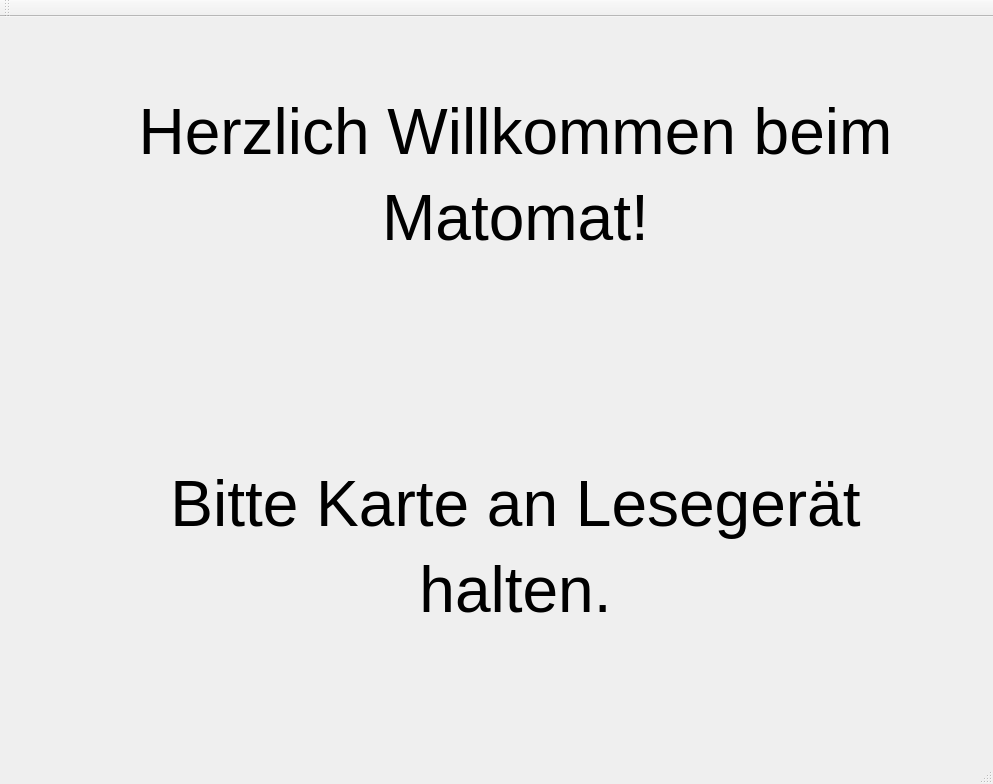
The window that UserInterface/introductionmenu.ui (Killjen/matomat) describes before a commit, drawn with Qt 5.
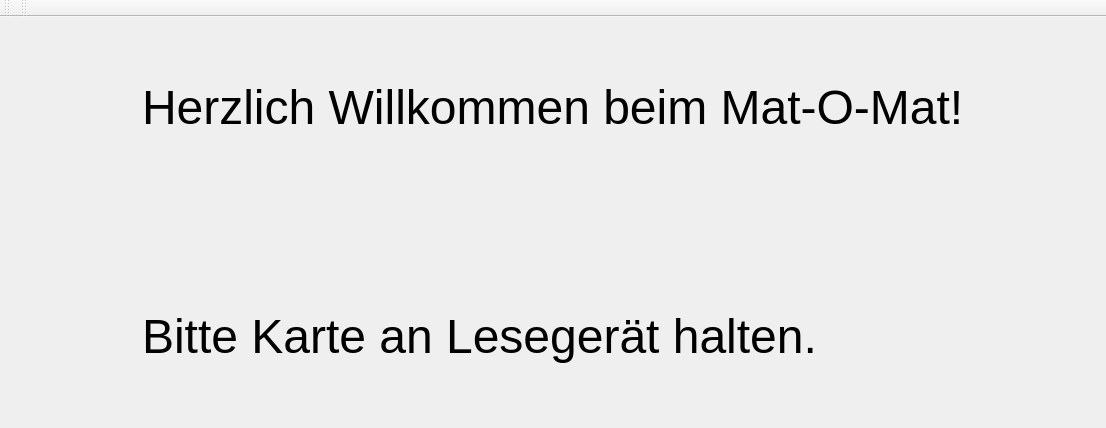
The same window after the commit.

What changed in the file:
```diff
--- a/UserInterface/introductionmenu.ui
+++ b/UserInterface/introductionmenu.ui
@@ -6,27 +6,23 @@
    <rect>
     <x>0</x>
     <y>0</y>
-    <width>993</width>
-    <height>784</height>
+    <width>1106</width>
+    <height>428</height>
    </rect>
   </property>
   <property name="windowTitle">
    <string>Herzlich Willkommen beim Matomat!</string>
   </property>
   <widget class="QWidget" name="centralWidget">
-   <widget class="QLabel" name="label">
-    <property name="geometry">
-     <rect>
-      <x>80</x>
-      <y>20</y>
-      <width>871</width>
-      <height>651</height>
-     </rect>
-    </property>
-    <property name="text">
-     <string>&lt;html&gt;&lt;head/&gt;&lt;body&gt;&lt;p align=&quot;center&quot;&gt;&lt;span style=&quot; font-size:48pt;&quot;&gt;Herzlich Willkommen beim&lt;/span&gt;&lt;/p&gt;&lt;p align=&quot;center&quot;&gt;&lt;span style=&quot; font-size:48pt;&quot;&gt; Matomat!&lt;/span&gt;&lt;/p&gt;&lt;p align=&quot;center&quot;&gt;&lt;span style=&quot; font-size:48pt;&quot;&gt;&lt;br/&gt;&lt;/span&gt;&lt;/p&gt;&lt;p align=&quot;center&quot;&gt;&lt;span style=&quot; font-size:48pt;&quot;&gt;&lt;br/&gt;&lt;/span&gt;&lt;/p&gt;&lt;p align=&quot;center&quot;&gt;&lt;span style=&quot; font-size:48pt;&quot;&gt;Bitte Karte an Lesegerät&lt;/span&gt;&lt;/p&gt;&lt;p align=&quot;center&quot;&gt;&lt;span style=&quot; font-size:48pt;&quot;&gt; halten.&lt;/span&gt;&lt;/p&gt;&lt;/body&gt;&lt;/html&gt;</string>
-    </property>
-   </widget>
+   <layout class="QVBoxLayout" name="verticalLayout">
+    <item alignment="Qt::AlignHCenter">
+     <widget class="QLabel" name="label">
+      <property name="text">
+       <string>&lt;html&gt;&lt;head/&gt;&lt;body&gt;&lt;p&gt;&lt;span style=&quot; font-size:36pt;&quot;&gt;Herzlich Willkommen beim Mat-O-Mat!&lt;/span&gt;&lt;/p&gt;&lt;p&gt;&lt;span style=&quot; font-size:36pt;&quot;&gt;&lt;br/&gt;&lt;/span&gt;&lt;/p&gt;&lt;p&gt;&lt;span style=&quot; font-size:36pt;&quot;&gt;&lt;br/&gt;&lt;/span&gt;&lt;/p&gt;&lt;p&gt;&lt;span style=&quot; font-size:36pt;&quot;&gt;Bitte Karte an Lesegerät halten.&lt;/span&gt;&lt;/p&gt;&lt;/body&gt;&lt;/html&gt;</string>
+      </property>
+     </widget>
+    </item>
+   </layout>
   </widget>
   <widget class="QMenuBar" name="menuBar">
    <property name="geometry">
@@ -46,7 +42,17 @@
     <bool>false</bool>
    </attribute>
   </widget>
-  <widget class="QStatusBar" name="statusBar"/>
+  <widget class="QToolBar" name="toolBar_2">
+   <property name="windowTitle">
+    <string>toolBar_2</string>
+   </property>
+   <attribute name="toolBarArea">
+    <enum>TopToolBarArea</enum>
+   </attribute>
+   <attribute name="toolBarBreak">
+    <bool>false</bool>
+   </attribute>
+  </widget>
  </widget>
  <layoutdefault spacing="6" margin="11"/>
  <resources/>
```
Left out of the diff: 11 changed lines with no effect on the pictures.
